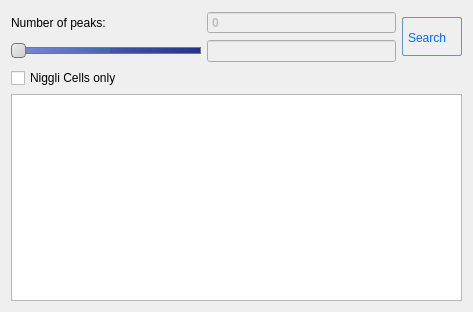
This is apps/NSXQt/ui/DialogFindUnitCell.ui in k61n/openhkl as Qt 5 draws it before an edit. The edited form follows.
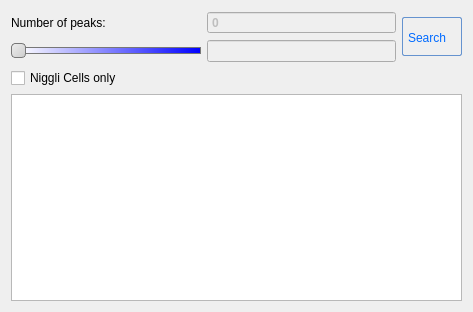
This is the edited form.

Diff of the .ui file:
```diff
--- a/apps/NSXQt/ui/DialogFindUnitCell.ui
+++ b/apps/NSXQt/ui/DialogFindUnitCell.ui
@@ -66,15 +66,14 @@
 
 QSlider::sub-page:horizontal
 {
-background: QLinearGradient( x1: 0, y1: 0, x2: 1, y2: 0, stop: 0 #ddd, stop: 0.4999 #eee, stop: 0.5 #fff, stop: 1 #eee );
+background: QLinearGradient( x1: 0, y1: 0, x2: 1, y2: 0, stop: 0 #ddd, stop: 0.4999 #eee, stop: 0.5 #fff, stop: 1 #fff );
 border: 1px solid #777;
 width: 10px;
 border-radius: 4px;
 }
 
 QSlider::add-page:horizontal {
-background: QLinearGradient( x1: 0, y1: 0, x2: 1, y2: 0, stop: 0 #78d, stop: 0.4999 #46a, stop: 0.5 #45a, stop: 1 #238 );
-
+background: QLinearGradient( x1: 0, y1: 0, x2: 1, y2: 0, stop: 0 #fff, stop: 1 #00f );
 border: 1px solid #777;
 width: 10px;
 border-radius: 4px;
```
